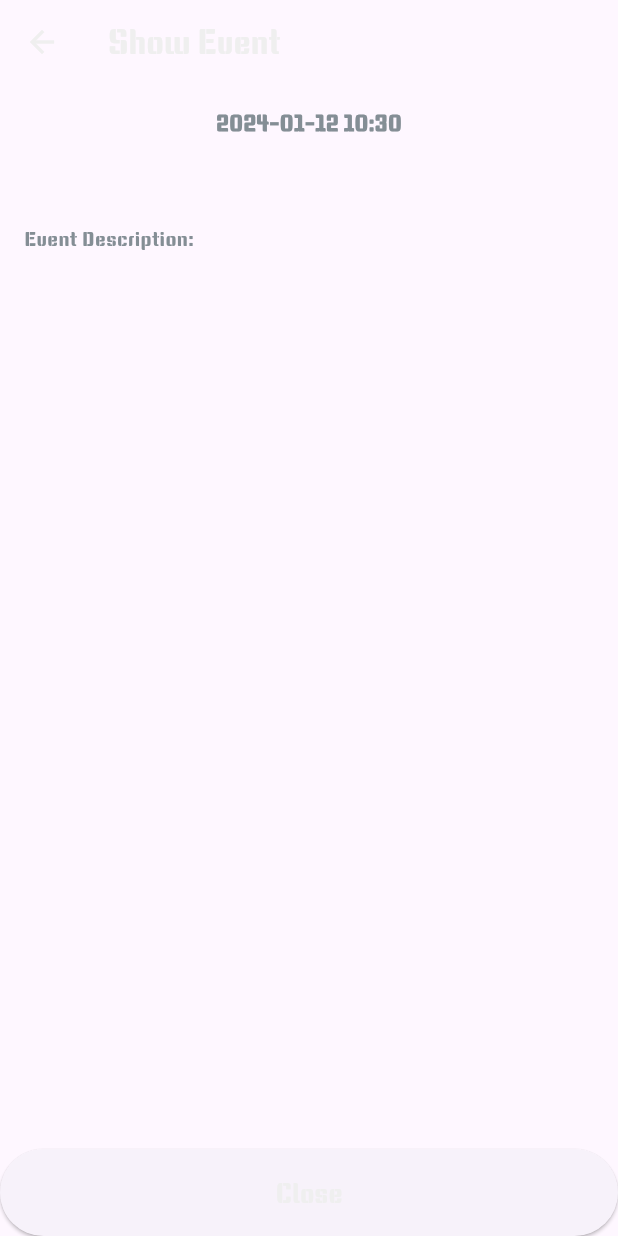
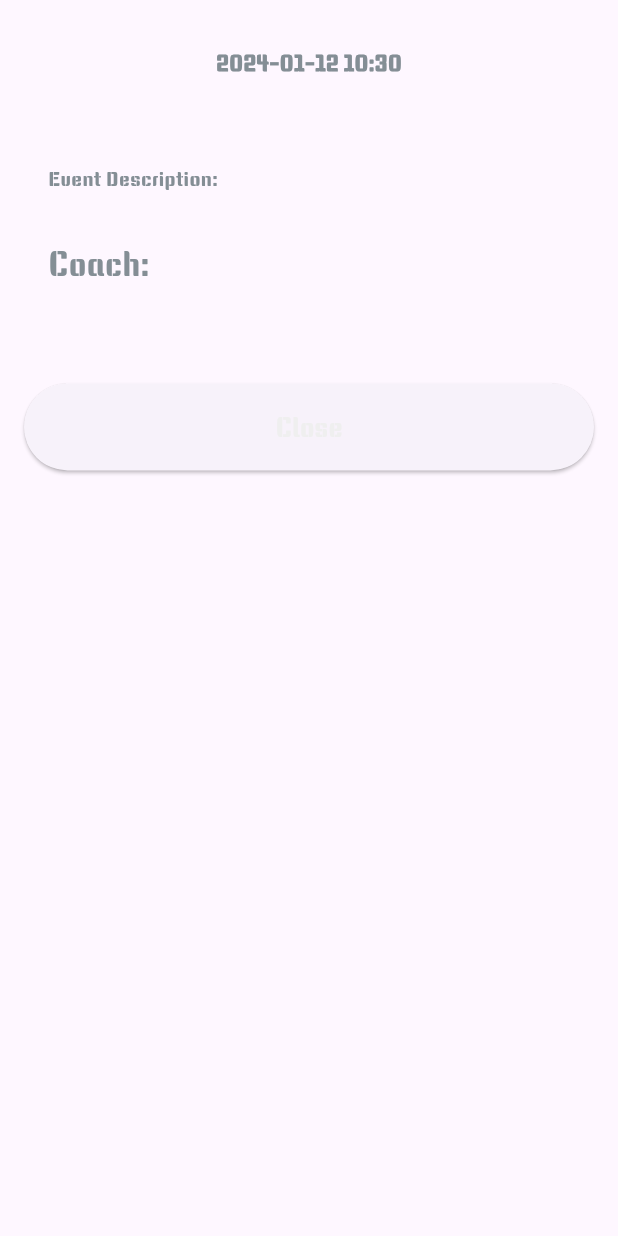
Before and after one commit to Gotcha190/gym_rent, a Flutter app: the ShowEvent widget shown alone on an empty page, opened directly with empty values, on a phone screen of 412 x 824 dp. Run offline on Flutter 3.47's test engine with Material 3 defaults, Android fonts, the phone set to English and light mode, and no system bars; our stand-ins replace cloud_firestore, firebase_auth, firebase_core, flutter_custom_clippers, flutter_time_picker_spinner, sizer and 1 more; accounts and stored records are empty; generated files the repository leaves out were written again.

Commit message:
Working MyClasses showing upcoming and past events. ShowEvent as modal

```diff
--- a/lib/services/firestore/user_service.dart
+++ b/lib/services/firestore/user_service.dart
@@ -38,8 +38,12 @@ class UserService {
     }
   }
 
-  static Future<UserModel?> getUserById(String uid) async {
+  static Future<UserModel?> getUserById(String? uid) async {
     try {
+      if (uid == null) {
+        // Handle the case where uid is null, e.g., return a default user or null
+        return null;
+      }
       DocumentSnapshot userSnapshot = await FirebaseFirestore.instance.collection('users').doc(uid).get();
 
       if (userSnapshot.exists) {
--- a/lib/views/schedule/show_event.dart
+++ b/lib/views/schedule/show_event.dart
@@ -1,6 +1,8 @@
 import 'package:flutter/material.dart';
 import 'package:gym_rent/constants/color_palette.dart';
 import 'package:gym_rent/models/events_model.dart';
+import 'package:gym_rent/models/user_model.dart';
+import 'package:gym_rent/services/firestore/user_service.dart';
 import 'package:sizer/sizer.dart';
 
 class ShowEvent extends StatefulWidget {
@@ -17,20 +19,35 @@ class ShowEvent extends StatefulWidget {
 
 class _ShowEventState extends State<ShowEvent> {
   late DateTime _selectedDateTime;
+  late UserModel? _selectedOrganizer;
+  late bool _isLoading = true;
 
   @override
   void initState() {
     super.initState();
     _selectedDateTime = widget.event.date;
+    _loadOrganizer();
+  }
+
+  Future<void> _loadOrganizer() async {
+    if (widget.event.organizerId != null) {
+      UserModel? organizer =
+          await UserService.getUserById(widget.event.organizerId!);
+      setState(() {
+        _selectedOrganizer = organizer;
+      });
+      _isLoading = false;
+    }
   }
 
   @override
   Widget build(BuildContext context) {
-    return Scaffold(
-      appBar: AppBar(
-        title: const Text("Show Event"),
-      ),
-      body: Column(
+    return _isLoading
+        ? SizedBox(height: 40.h,child: const Center(child: CircularProgressIndicator()))
+        : Container(
+            padding: const EdgeInsets.all(16.0),
+            height: 40.h,
+            child: Column(
               children: [
                 Expanded(
                   child: ListView(
@@ -69,6 +86,21 @@ class _ShowEventState extends State<ShowEvent> {
                           ),
                         ],
                       ),
+                      Row(
+                        crossAxisAlignment: CrossAxisAlignment.start,
+                        children: [
+                          Text(
+                            "Coach: ",
+                            style: TextStyle(
+                                fontSize: 16.sp, color: ColorPalette.secondary),
+                          ),
+                          Text(
+                            "${_selectedOrganizer!.firstName} ${_selectedOrganizer!.lastName}",
+                            style: TextStyle(
+                                fontSize: 16.sp, color: ColorPalette.highlight),
+                          ),
+                        ],
+                      ),
                     ],
                   ),
                 ),
@@ -80,7 +112,8 @@ class _ShowEventState extends State<ShowEvent> {
                       padding: const EdgeInsets.symmetric(vertical: 16),
                       minimumSize: const Size(double.infinity, 0)),
                   child: const Text("Close",
-                style: TextStyle(fontSize: 18, color: ColorPalette.primary)),
+                      style:
+                          TextStyle(fontSize: 18, color: ColorPalette.primary)),
                 ),
               ],
             ),
--- a/lib/widgets/event_item.dart
+++ b/lib/widgets/event_item.dart
@@ -4,13 +4,13 @@ import 'package:gym_rent/models/events_model.dart';
 
 class EventItem extends StatelessWidget {
   final Event event;
-  final Function() onDelete;
+  final Function()? onDelete;
   final Function()? onTap;
   final bool canDelete;
   const EventItem({
     Key? key,
     required this.event,
-    required this.onDelete,
+    this.onDelete,
     this.onTap,
     required this.canDelete,
   }) : super(key: key);
```
Also changed, not shown: lib/services/firestore/event_service.dart (+62 -1 lines), lib/views/my_classes.dart (+87 -5 lines), lib/views/schedule/schedule.dart (+6 -1 lines). Lines whose indentation alone changed are shown as unchanged.
